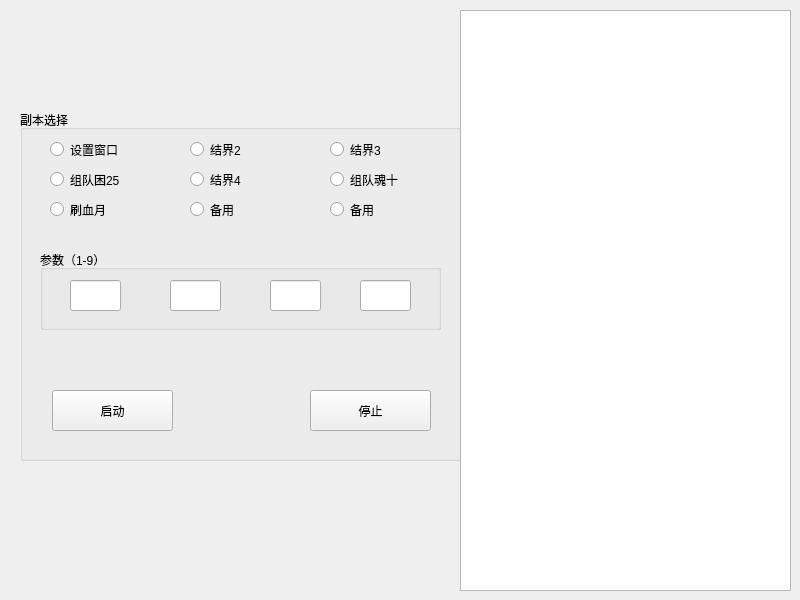
Before: the Qt Designer form yys/UI/yysUI.ui in w978211741/yys, drawn with Qt 5.
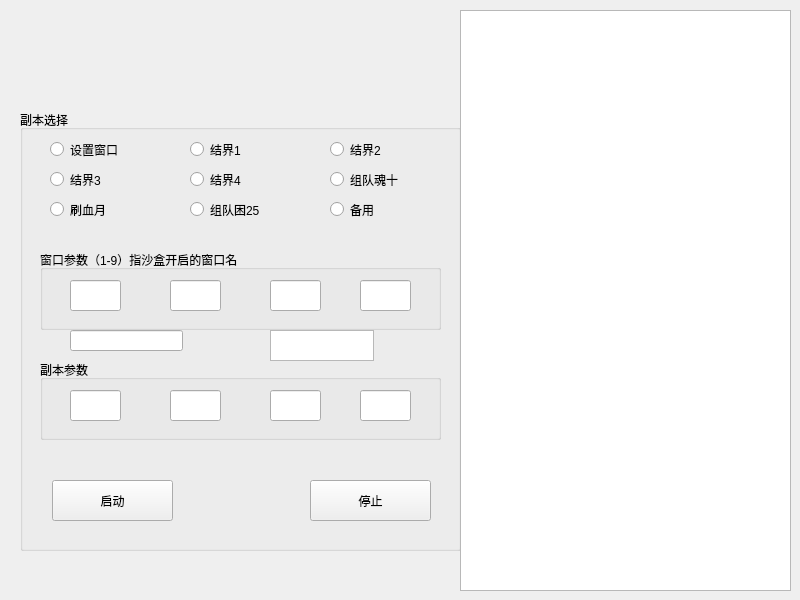
After: the same form once the commit is applied.

```diff
--- a/yys/UI/yysUI.ui
+++ b/yys/UI/yysUI.ui
@@ -20,7 +20,7 @@
       <x>20</x>
       <y>110</y>
       <width>441</width>
-      <height>351</height>
+      <height>441</height>
      </rect>
     </property>
     <property name="title">
@@ -52,7 +52,7 @@
       </rect>
      </property>
      <property name="text">
-      <string>结界2</string>
+      <string>结界1</string>
      </property>
      <attribute name="buttonGroup">
       <string notr="true">buttonGroup</string>
@@ -68,7 +68,7 @@
       </rect>
      </property>
      <property name="text">
-      <string>结界3</string>
+      <string>结界2</string>
      </property>
      <attribute name="buttonGroup">
       <string notr="true">buttonGroup</string>
@@ -84,7 +84,7 @@
       </rect>
      </property>
      <property name="text">
-      <string>组队困25</string>
+      <string>结界3</string>
      </property>
      <attribute name="buttonGroup">
       <string notr="true">buttonGroup</string>
@@ -126,7 +126,7 @@
      <property name="geometry">
       <rect>
        <x>32</x>
-       <y>280</y>
+       <y>370</y>
        <width>121</width>
        <height>41</height>
       </rect>
@@ -139,7 +139,7 @@
      <property name="geometry">
       <rect>
        <x>290</x>
-       <y>280</y>
+       <y>370</y>
        <width>121</width>
        <height>41</height>
       </rect>
@@ -158,7 +158,7 @@
       </rect>
      </property>
      <property name="title">
-      <string>参数（1-9）</string>
+      <string>窗口参数（1-9）指沙盒开启的窗口名</string>
      </property>
      <widget class="QLineEdit" name="lineEdit_1">
       <property name="geometry">
@@ -248,7 +248,7 @@
       </rect>
      </property>
      <property name="text">
-      <string>备用</string>
+      <string>组队困25</string>
      </property>
     </widget>
     <widget class="QRadioButton" name="radioButton_9">
@@ -262,6 +262,109 @@
      </property>
      <property name="text">
       <string>备用</string>
+     </property>
+     <attribute name="buttonGroup">
+      <string notr="true">buttonGroup</string>
+     </attribute>
+    </widget>
+    <widget class="QGroupBox" name="groupBox_3">
+     <property name="geometry">
+      <rect>
+       <x>20</x>
+       <y>250</y>
+       <width>401</width>
+       <height>80</height>
+      </rect>
+     </property>
+     <property name="title">
+      <string>副本参数</string>
+     </property>
+     <widget class="QLineEdit" name="lineEdit_5">
+      <property name="geometry">
+       <rect>
+        <x>30</x>
+        <y>30</y>
+        <width>51</width>
+        <height>31</height>
+       </rect>
+      </property>
+      <property name="maxLength">
+       <number>4</number>
+      </property>
+      <property name="alignment">
+       <set>Qt::AlignLeading|Qt::AlignLeft|Qt::AlignTop</set>
+      </property>
+     </widget>
+     <widget class="QLineEdit" name="lineEdit_6">
+      <property name="geometry">
+       <rect>
+        <x>130</x>
+        <y>30</y>
+        <width>51</width>
+        <height>31</height>
+       </rect>
+      </property>
+      <property name="maxLength">
+       <number>4</number>
+      </property>
+      <property name="alignment">
+       <set>Qt::AlignLeading|Qt::AlignLeft|Qt::AlignTop</set>
+      </property>
+     </widget>
+     <widget class="QLineEdit" name="lineEdit_7">
+      <property name="geometry">
+       <rect>
+        <x>230</x>
+        <y>30</y>
+        <width>51</width>
+        <height>31</height>
+       </rect>
+      </property>
+      <property name="maxLength">
+       <number>4</number>
+      </property>
+      <property name="alignment">
+       <set>Qt::AlignLeading|Qt::AlignLeft|Qt::AlignTop</set>
+      </property>
+     </widget>
+     <widget class="QLineEdit" name="lineEdit_8">
+      <property name="geometry">
+       <rect>
+        <x>320</x>
+        <y>30</y>
+        <width>51</width>
+        <height>31</height>
+       </rect>
+      </property>
+      <property name="maxLength">
+       <number>4</number>
+      </property>
+      <property name="alignment">
+       <set>Qt::AlignLeading|Qt::AlignLeft|Qt::AlignTop</set>
+      </property>
+      <property name="dragEnabled">
+       <bool>true</bool>
+      </property>
+     </widget>
+    </widget>
+    <widget class="QLineEdit" name="lineEdit">
+     <property name="geometry">
+      <rect>
+       <x>50</x>
+       <y>220</y>
+       <width>113</width>
+       <height>21</height>
+      </rect>
+     </property>
+    </widget>
+    <widget class="QTextEdit" name="textEdit">
+     <property name="geometry">
+      <rect>
+       <x>250</x>
+       <y>220</y>
+       <width>104</width>
+       <height>31</height>
+      </rect>
      </property>
     </widget>
    </widget>
```
Left out of the diff: 6 changed lines with no effect on the pictures.
